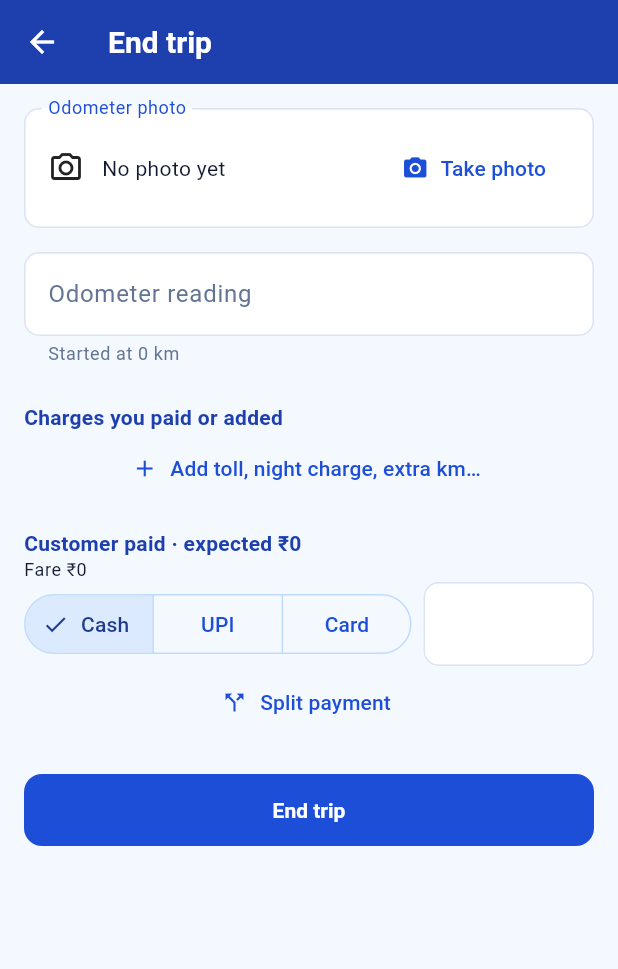
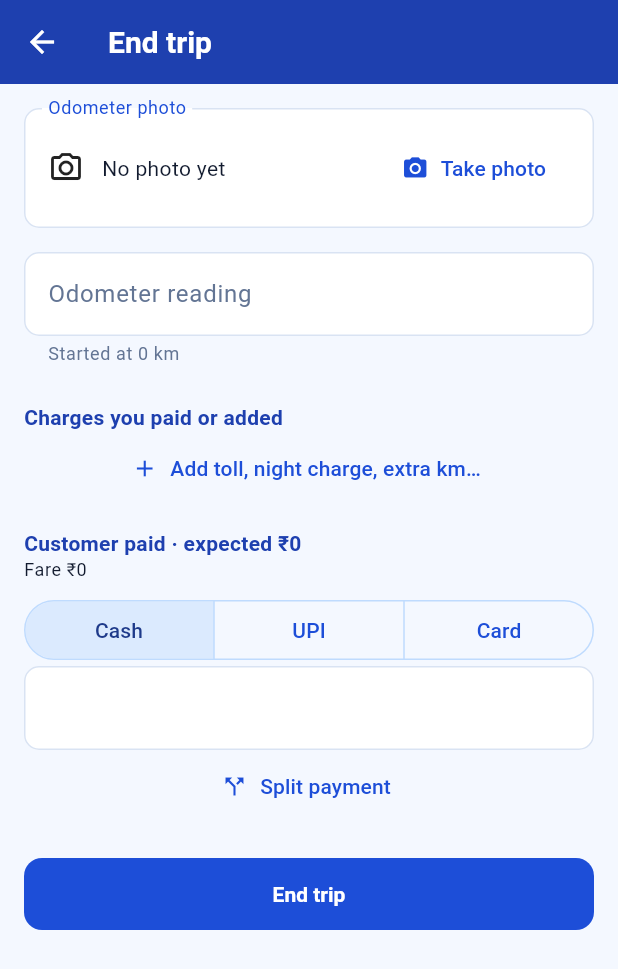
Before and after one commit to hritambh/taxcy, a Flutter app: the EndTripScreen screen opened directly with empty values, on a phone screen of 412 x 824 dp. Shown: the top 969 px of the screen. Run offline on Flutter 3.47's test engine with Material 3 defaults, Android fonts, the phone set to English and light mode, and no system bars; our stand-ins replace camera, connectivity_plus, drift, drift_flutter, flutter_riverpod, flutter_secure_storage and 2 more; accounts and stored records are empty; generated files the repository leaves out were written again.

Commit message:
fix(driver-app): driver screens fit a 360 px phone
End trip's charge and payment rows, the live-trip counters and the new-trip
vehicle picker overflowed on small phones (and more so in Hindi). Charge and
payment rows now take two lines; the counters and picker size to fit.

Co-Authored-By: Claude Opus 5.5 <noreply@anthropic.com>

```diff
--- a/apps/driver-app/lib/features/trips/new_trip_screen.dart
+++ b/apps/driver-app/lib/features/trips/new_trip_screen.dart
@@ -204,6 +204,7 @@ class _NewTripScreenState extends ConsumerState<NewTripScreen> {
                 const SizedBox(height: 12),
                 DropdownButtonFormField<String>(
                   key: const Key('trip-vehicle'),
+                  isExpanded: true,
                   initialValue: vehicle.id,
                   decoration: InputDecoration(
                     labelText: l.vehicle,
--- a/apps/driver-app/lib/features/trips/trip_forms.dart
+++ b/apps/driver-app/lib/features/trips/trip_forms.dart
@@ -323,11 +323,18 @@ class _EndTripScreenState extends ConsumerState<EndTripScreen> {
                 subtitle: Text(l.addedDuringTrip(note: chargeNote(l, c))),
                 trailing: Text(fmt.inr(c.amountPaise)),
               ),
+            // Two lines per charge, so it fits a small phone in any language.
             for (final (index, c) in _charges.indexed)
+              Padding(
+                padding: const EdgeInsets.only(bottom: 8),
+                child: Column(
+                  children: [
                     Row(
                       children: [
-                  DropdownButton<String>(
+                        Expanded(
+                          child: DropdownButton<String>(
                             value: c.kind,
+                            isExpanded: true,
                             items: [
                               for (final kind in chargeKinds)
                                 DropdownMenuItem(
@@ -335,9 +342,19 @@ class _EndTripScreenState extends ConsumerState<EndTripScreen> {
                                   child: Text(chargeKindLabel(l, kind)),
                                 ),
                             ],
-                    onChanged: (v) => setState(() => c.kind = v ?? c.kind),
+                            onChanged: (v) =>
+                                setState(() => c.kind = v ?? c.kind),
                           ),
-                  const SizedBox(width: 8),
+                        ),
+                        IconButton(
+                          icon: const Icon(Icons.close),
+                          onPressed: () =>
+                              setState(() => _charges.removeAt(index)),
+                        ),
+                      ],
+                    ),
+                    Row(
+                      children: [
                         Expanded(
                           child: TextFormField(
                             controller: c.amount,
@@ -362,11 +379,10 @@ class _EndTripScreenState extends ConsumerState<EndTripScreen> {
                           ),
                           Text(l.iPaid),
                         ],
-                  IconButton(
-                    icon: const Icon(Icons.close),
-                    onPressed: () => setState(() => _charges.removeAt(index)),
+                      ],
                     ),
                   ],
+                ),
               ),
             TextButton.icon(
               onPressed: () => setState(() => _charges.add(_ChargeRow())),
@@ -406,9 +422,13 @@ class _EndTripScreenState extends ConsumerState<EndTripScreen> {
             if (_alreadyCollected > 0)
               Text(l.alreadyRecorded(amount: fmt.inr(_alreadyCollected))),
             for (final (index, c) in _collections.indexed)
-              Row(
+              Padding(
+                padding: const EdgeInsets.only(top: 8),
+                child: Column(
+                  crossAxisAlignment: CrossAxisAlignment.stretch,
                   children: [
                     SegmentedButton<String>(
+                      showSelectedIcon: false,
                       segments: [
                         for (final method in const ['cash', 'upi', 'card'])
                           ButtonSegment(
@@ -420,7 +440,8 @@ class _EndTripScreenState extends ConsumerState<EndTripScreen> {
                       onSelectionChanged: (s) =>
                           setState(() => c.method = s.first),
                     ),
-                  const SizedBox(width: 8),
+                    Row(
+                      children: [
                         Expanded(
                           child: TextFormField(
                             key: Key('collection-$index'),
@@ -429,7 +450,8 @@ class _EndTripScreenState extends ConsumerState<EndTripScreen> {
                               decimal: true,
                             ),
                             decoration: const InputDecoration(prefixText: '₹ '),
-                      validator: (v) => validateRupees(l, v, allowZero: true),
+                            validator: (v) =>
+                                validateRupees(l, v, allowZero: true),
                           ),
                         ),
                         if (_collections.length > 1)
@@ -439,6 +461,9 @@ class _EndTripScreenState extends ConsumerState<EndTripScreen> {
                                 setState(() => _collections.removeAt(index)),
                           ),
                       ],
+                    ),
+                  ],
+                ),
               ),
             TextButton.icon(
               onPressed: () =>
```
Also changed, not shown: apps/driver-app/lib/features/trips/trip_detail_screen.dart (+17 -18 lines). Lines whose indentation alone changed are shown as unchanged.
